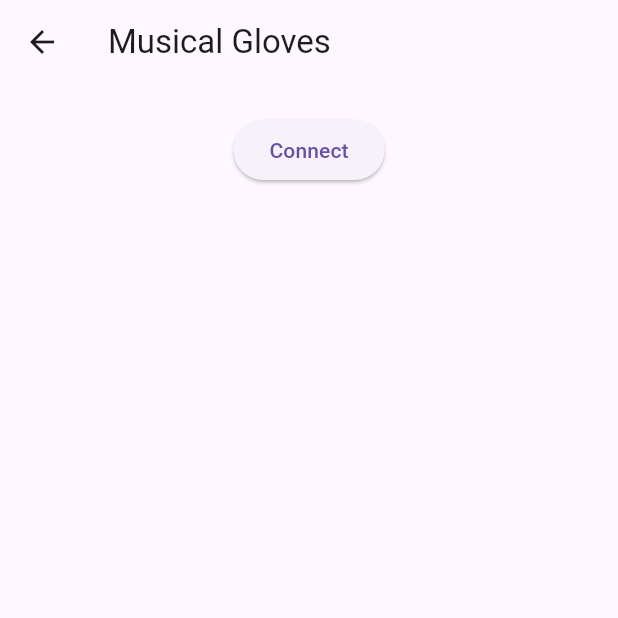
After one commit to alihaj00/glove-musical-game, a Flutter app: the screen it shows after launch, after a tap on "BT connection", on a phone screen of 412 x 824 dp, the top half of it. The commit adds this screen. Run offline on Flutter 3.47's test engine with Material 3 defaults, Android fonts, the phone set to English and light mode, and no system bars; our stand-ins replace flutter_blue.

Commit message:
add more pages + BT connection test page

```diff
--- /dev/null
+++ b/musical_glove_app/lib/ble_handler.dart
@@ -0,0 +1,70 @@
+import 'package:flutter/material.dart';
+import 'package:flutter_blue/flutter_blue.dart';
+
+class BluetoothDeviceListScreen extends StatefulWidget {
+  @override
+  _BluetoothDeviceListScreenState createState() =>
+      _BluetoothDeviceListScreenState();
+}
+
+class _BluetoothDeviceListScreenState extends State<BluetoothDeviceListScreen> {
+  final FlutterBlue flutterBlue = FlutterBlue.instance;
+  List<BluetoothDevice> devicesList = [];
+
+  @override
+  void initState() {
+    super.initState();
+    _scanForDevices();
+  }
+
+  Future<void> _scanForDevices() async {
+    flutterBlue.startScan(timeout: Duration(seconds: 4));
+
+    flutterBlue.scanResults.listen((results) {
+      for (ScanResult r in results) {
+        if (!devicesList.contains(r.device)) {
+          setState(() {
+            devicesList.add(r.device);
+          });
+        }
+      }
+    });
+
+    // Stop scanning after 4 seconds
+    await Future.delayed(Duration(seconds: 4));
+    flutterBlue.stopScan();
+  }
+
+  @override
+  Widget build(BuildContext context) {
+    return Scaffold(
+      appBar: AppBar(
+        title: Text('Musical Gloves'),
+      ),
+      body: Column(
+        children: [
+          SizedBox(height: 20),
+          ElevatedButton(
+            onPressed: _scanForDevices,
+            child: Text('Connect'),
+          ),
+          SizedBox(height: 20),
+          Expanded(
+            child: ListView.builder(
+              itemCount: devicesList.length,
+              itemBuilder: (context, index) {
+                return ListTile(
+                  title: Text(devicesList[index].name ?? 'Unknown device'),
+                  subtitle: Text(devicesList[index].id.toString()),
+                  onTap: () {
+                    // Handle device selection here
+                  },
+                );
+              },
+            ),
+          ),
+        ],
+      ),
+    );
+  }
+}
--- a/musical_glove_app/lib/login_page.dart
+++ b/musical_glove_app/lib/login_page.dart
@@ -52,7 +52,7 @@ class _LoginPageState extends State<LoginPage> {
             ElevatedButton(
               onPressed: () {
                 if (_validateInputs(username, password)) {
-                  Navigator.pushNamed(context, '/songs');
+                  Navigator.pushNamed(context, '/main menu');
                 } else {
                   setState(() {
                     hasError = true;
--- a/musical_glove_app/lib/main.dart
+++ b/musical_glove_app/lib/main.dart
@@ -3,6 +3,9 @@ import 'main_page.dart';
 import 'login_page.dart';
 import 'registration_page.dart';
 import 'songs_page.dart';
+import 'ble_handler.dart';
+import 'main_menu.dart';
+import 'statistics_page.dart';
 
 void main() {
   runApp(MyApp());
@@ -21,7 +24,10 @@ class MyApp extends StatelessWidget {
         '/': (context) => MainPage(),
         '/login': (context) => LoginPage(),
         '/register': (context) => RegistrationPage(),
+        '/main menu': (context) => MainMenuPage(),
         '/songs': (context) => SongsPage(),
+        '/statistics': (context) => StatisticsPage(),
+        '/BT connection': (context) => BluetoothDeviceListScreen(),
       },
     );
   }
--- a/musical_glove_app/lib/main_page.dart
+++ b/musical_glove_app/lib/main_page.dart
@@ -35,6 +35,13 @@ class MainPage extends StatelessWidget {
               },
               child: Text('Register'),
             ),
+            SizedBox(height: 20),
+            ElevatedButton(
+              onPressed: () {
+                Navigator.pushNamed(context, '/BT connection');
+              },
+              child: Text('BT connection'),
+            ),
           ],
         ),
       ),
--- a/musical_glove_app/lib/registration_page.dart
+++ b/musical_glove_app/lib/registration_page.dart
@@ -52,7 +52,7 @@ class _RegistrationPageState extends State<RegistrationPage> {
             ElevatedButton(
               onPressed: () {
                 if (_validateInputs(username, password)) {
-                  Navigator.pushNamed(context, '/songs');
+                  Navigator.pushNamed(context, '/main menu');
                 } else {
                   setState(() {
                     hasError = true;
--- a/musical_glove_app/pubspec.yaml
+++ b/musical_glove_app/pubspec.yaml
@@ -39,6 +39,7 @@ dependencies:
 dev_dependencies:
   flutter_test:
     sdk: flutter
+  flutter_blue: ^0.8.0
 
   # The "flutter_lints" package below contains a set of recommended lints to
   # encourage good coding practices. The lint set provided by the package is
```
Also changed, not shown: musical_glove_app/lib/main_menu.dart (added, +41 -0 lines), musical_glove_app/lib/statistics_page.dart (added, +61 -0 lines), musical_glove_app/pubspec.lock, 1 other file.
